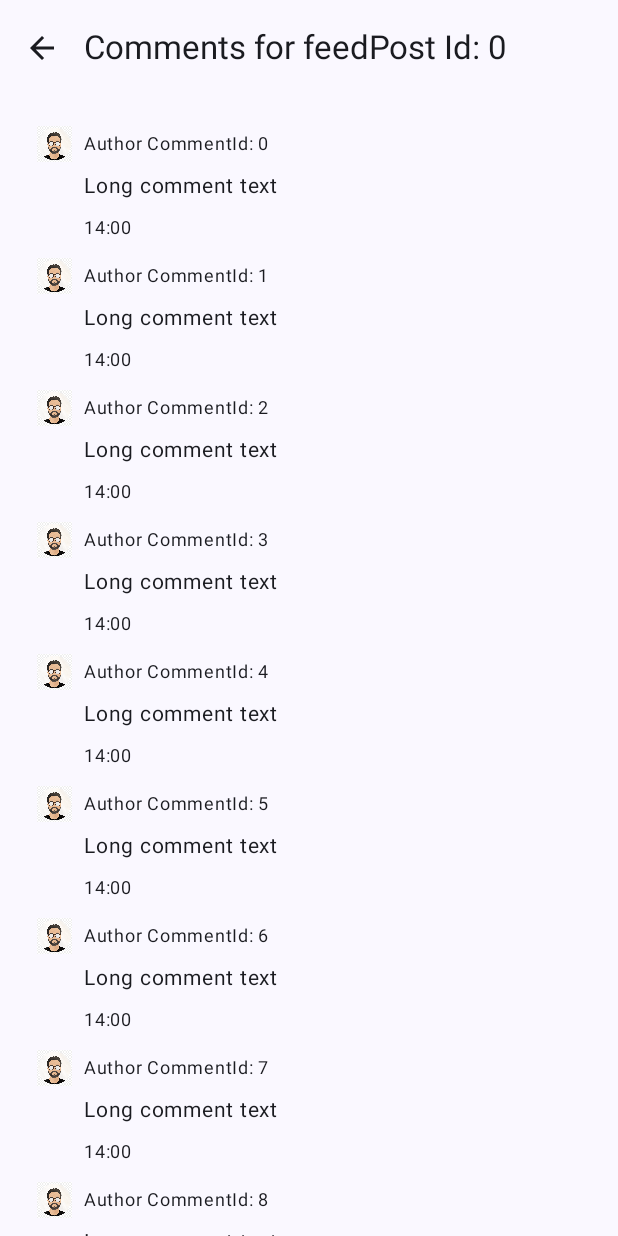
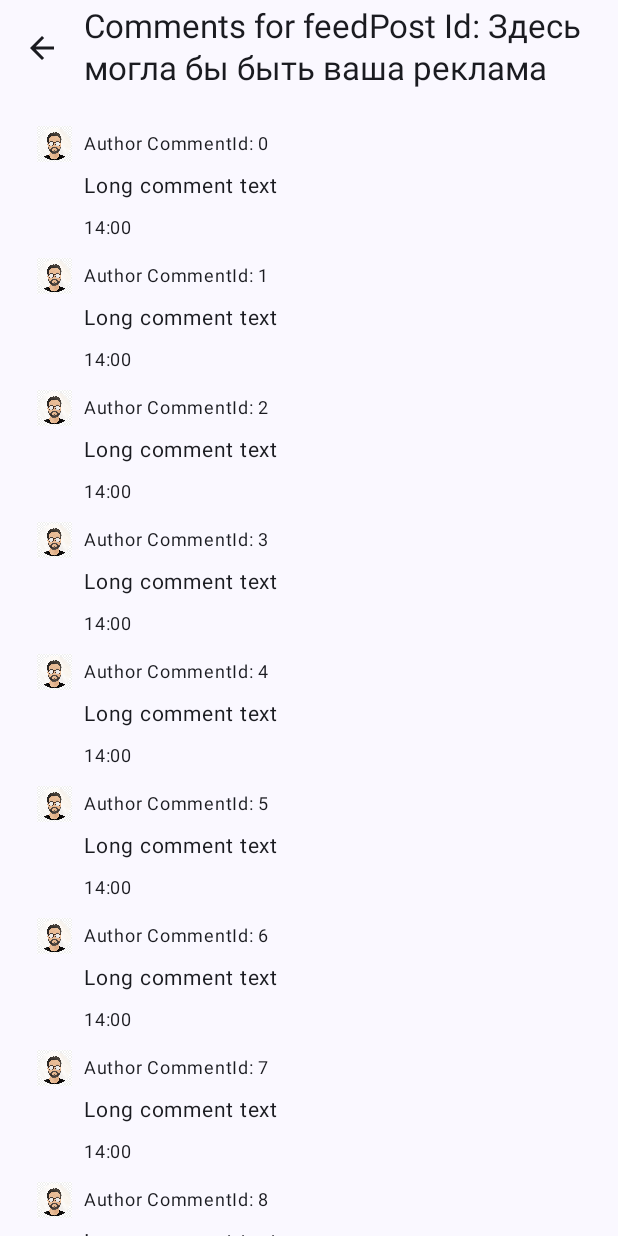
Before and after one commit to IlyaDevMobile/VkNewsApp_Compose, an Android app built with Jetpack Compose: the composable CommentsScreen shown on its own in the app's theme, on a phone screen of 412 x 824 dp. Run offline under Robolectric (Android 15) with nearby library versions, the phone set to English and light mode, and no system bars; our stand-ins replace livedata-compose.

Commit message:
contentText

```diff
--- a/app/src/main/java/com/ilyakoz/vknewsapp/NewsFeedViewModel.kt
+++ b/app/src/main/java/com/ilyakoz/vknewsapp/NewsFeedViewModel.kt
@@ -13,7 +13,10 @@ class NewsFeedViewModel : ViewModel() {
 
     private val sourceList = mutableListOf<FeedPost>().apply {
         repeat(10) {
-            add(FeedPost(id = it))
+            add(FeedPost(
+                id = it,
+                contentText = "Content $it"
+            ))
         }
     }
 
--- a/app/src/main/java/com/ilyakoz/vknewsapp/domain/FeedPost.kt
+++ b/app/src/main/java/com/ilyakoz/vknewsapp/domain/FeedPost.kt
@@ -7,7 +7,7 @@ data class FeedPost(
     val communityName : String = "/dev/null",
     val publicationDate : String  = "12:00",
     val avatarResId: Int = R.drawable.avatar,
-    val contentText: String = "Здесь могла бы ваша реклама",
+    val contentText: String = "Здесь могла бы быть ваша реклама",
     val contentImageResId : Int = R.drawable.avatar,
     val statistics: List<StatisticItem> = listOf(
         StatisticItem(type = StatisticType.VIEWS,966),
--- a/app/src/main/java/com/ilyakoz/vknewsapp/navigation/Screen.kt
+++ b/app/src/main/java/com/ilyakoz/vknewsapp/navigation/Screen.kt
@@ -14,16 +14,17 @@ sealed class Screen(
 
         private const val ROUTE_FOR_ARGS = "comments"
         fun getRouteWithArgs(feedPost: FeedPost) : String{
-            return "$ROUTE_FOR_ARGS/${feedPost.id}"
+            return "$ROUTE_FOR_ARGS/${feedPost.id}/${feedPost.contentText}"
         }
     }
 
     companion object{
 
         const val KEY_FEED_POST_ID = "feed_post_id"
+        const val KEY_CONTENT_TEXT = "content_text"
 
         const val ROUTE_HOME = "home"
-        const val ROUTE_COMMENTS = "comments/{$KEY_FEED_POST_ID}"
+        const val ROUTE_COMMENTS = "comments/{$KEY_FEED_POST_ID}/{$KEY_CONTENT_TEXT}"
         const val ROUTE_NEWS_FEED = "news_feed"
         const val ROUTE_FAVOURITE = "favourite"
         const val ROUTE_PROFILE = "profile"
--- a/app/src/main/java/com/ilyakoz/vknewsapp/ui/CommentsScreen.kt
+++ b/app/src/main/java/com/ilyakoz/vknewsapp/ui/CommentsScreen.kt
@@ -53,7 +53,7 @@ fun CommentsScreen(
             topBar = {
                 TopAppBar(
                     title = {
-                        Text(text = "Comments for feedPost Id: ${currentState.feedPost.id}")
+                        Text(text = "Comments for feedPost Id: ${currentState.feedPost.contentText}")
                     },
                     navigationIcon = {
                         IconButton(onClick = { onBackPressed() }) {
--- a/app/src/main/java/com/ilyakoz/vknewsapp/ui/VkNewsMainScreen.kt
+++ b/app/src/main/java/com/ilyakoz/vknewsapp/ui/VkNewsMainScreen.kt
@@ -76,7 +76,7 @@ fun MainScreen() {
                 HomeScreen(
                     paddingValues = paddingValues,
                     onCommentClickListener = {
-                        navigationState.navigationToComments()
+                        navigationState.navigationToComments(it)
                     }
                 )
 
```
Also changed, not shown: app/src/main/java/com/ilyakoz/vknewsapp/navigation/HomeScreenNavGraph.kt (+17 -3 lines).
